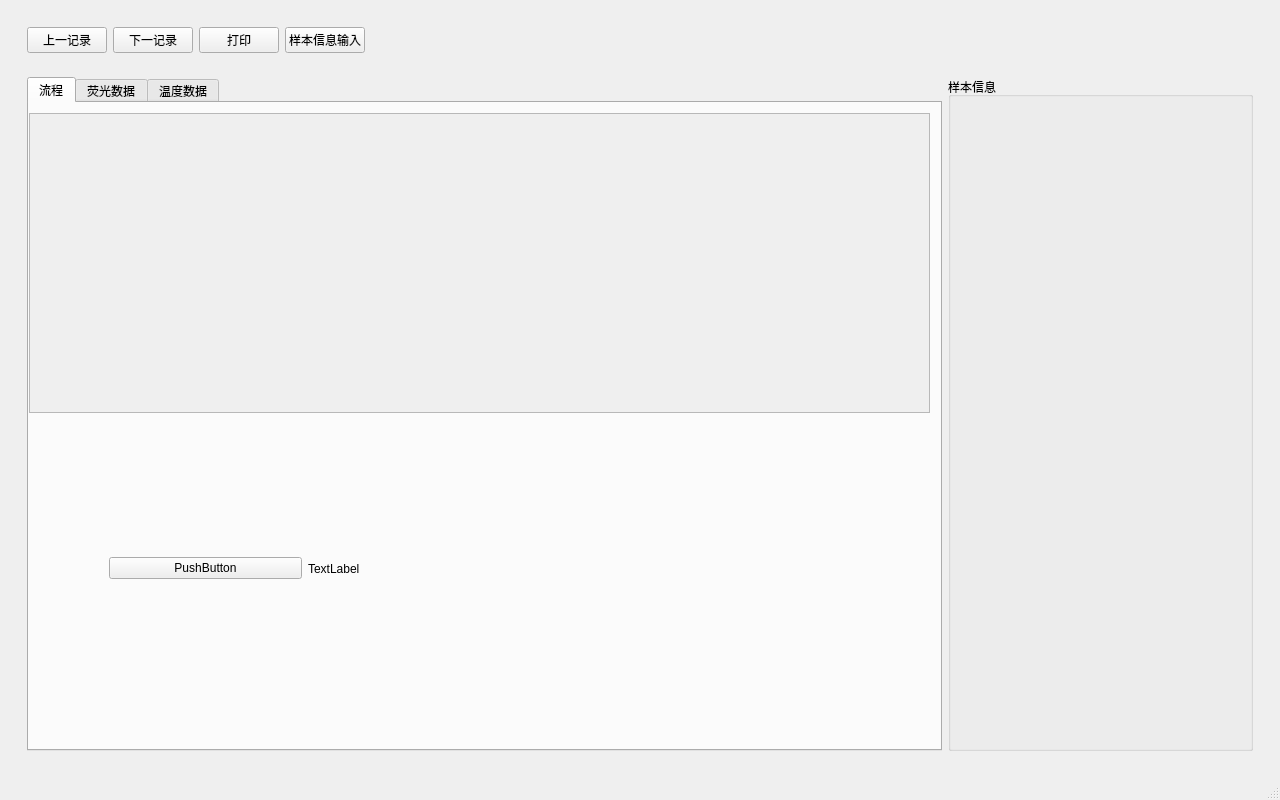
Old version of the form NAT/mainwindow.ui in the repository cradle08/NAT_App.
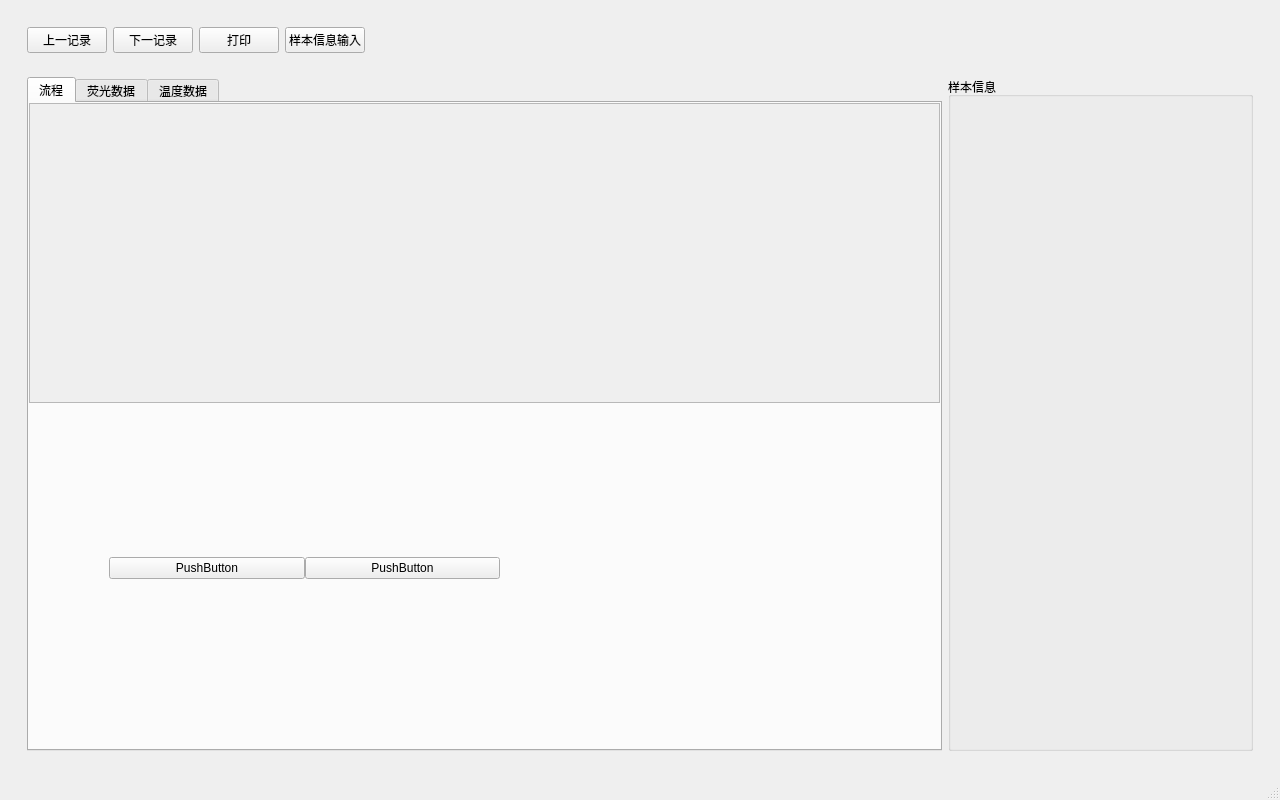
New version of the form.

What changed in the file:
```diff
--- a/NAT/mainwindow.ui
+++ b/NAT/mainwindow.ui
@@ -103,11 +103,20 @@
                  <property name="geometry">
                   <rect>
                    <x>0</x>
-                   <y>10</y>
-                   <width>901</width>
+                   <y>0</y>
+                   <width>911</width>
                    <height>300</height>
                   </rect>
                  </property>
+                 <property name="frameShape">
+                  <enum>QFrame::StyledPanel</enum>
+                 </property>
+                 <property name="frameShadow">
+                  <enum>QFrame::Raised</enum>
+                 </property>
+                 <property name="lineWidth">
+                  <number>0</number>
+                 </property>
                  <property name="widgetResizable">
                   <bool>true</bool>
                  </property>
@@ -116,7 +125,7 @@
                    <rect>
                     <x>0</x>
                     <y>0</y>
-                    <width>899</width>
+                    <width>909</width>
                     <height>298</height>
                    </rect>
                   </property>
@@ -132,6 +141,9 @@
                   </rect>
                  </property>
                  <layout class="QHBoxLayout" name="horizontalLayout_7">
+                  <property name="spacing">
+                   <number>0</number>
+                  </property>
                   <item>
                    <widget class="QPushButton" name="pushButton_2">
                     <property name="text">
@@ -140,9 +152,9 @@
                    </widget>
                   </item>
                   <item>
-                   <widget class="QLabel" name="label">
+                   <widget class="QPushButton" name="pushButton_3">
                     <property name="text">
-                     <string>TextLabel</string>
+                     <string>PushButton</string>
                     </property>
                    </widget>
                   </item>
```
